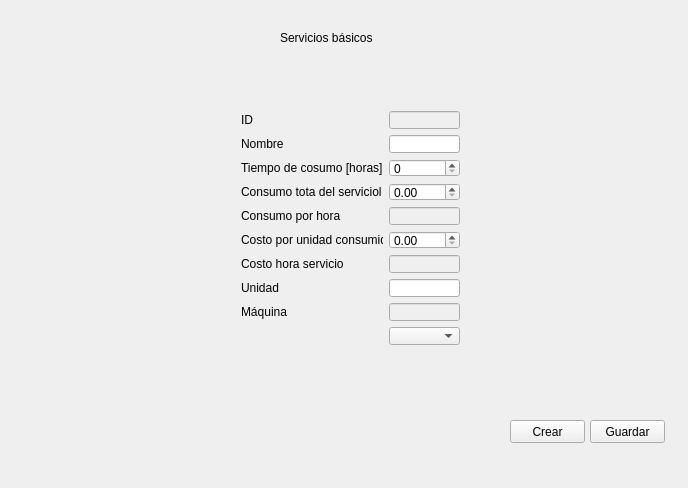
The window that cosmec/formularioservicios.ui (Exxu/cosmec-si) describes before a commit, drawn with Qt 5.
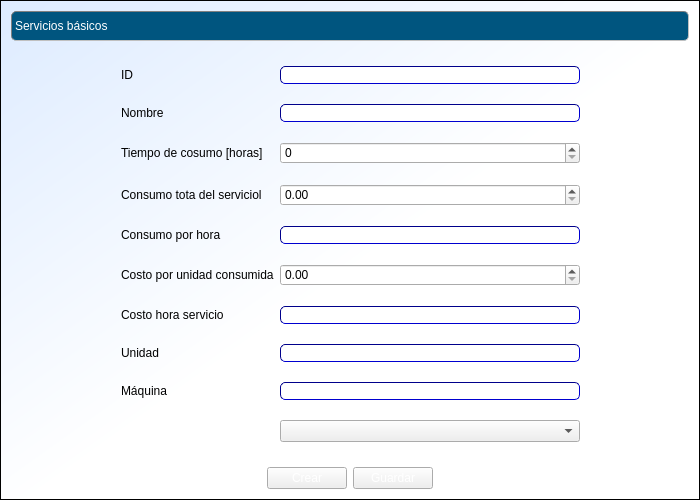
The same window after the commit.

Commit message: formularios actualizados

Diff of the .ui file:
```diff
--- a/cosmec/formularioservicios.ui
+++ b/cosmec/formularioservicios.ui
@@ -6,36 +6,104 @@
    <rect>
     <x>0</x>
     <y>0</y>
-    <width>688</width>
-    <height>488</height>
+    <width>700</width>
+    <height>500</height>
    </rect>
   </property>
   <property name="windowTitle">
    <string>formularioServicios</string>
   </property>
+  <property name="styleSheet">
+   <string notr="true">QWidget#formularioServicios{
+background:qlineargradient(spread:pad, x1:0, y1:0, x2:1, y2:1, stop:0 rgba(221, 235, 255, 255), stop:0.522727 rgba(255, 255, 255, 255));
+border: 1px solid black;
+}
+.QFrame {
+ border: 1px inset gray;
+ border-radius: 5px;
+ background:  transparent;
+}
+QLabel#label {/*titulos de pág*/
+border: 1px inset gray;
+ border-radius: 5px;
+font: bold 12pt &quot;Calibri&quot;;
+background:rgb(0, 85, 127);
+color:white;
+qproperty-alignment: AlignCenter
+}
+QLabel#label_11 {/*foto*/
+border: 1px inset gray;
+qproperty-alignment: AlignCenter
+}
+QLabel{
+border: 0px;
+font: 11pt &quot;Arial&quot;;
+background: transparent;
+}
+.QPushButton {
+background: qlineargradient(
+  x1:0, y1:0, x2:0, y2:1,
+  stop:0 #68778e,
+  stop: 0.4 #5c637d
+  stop: 0.5 #717990,
+  stop:1 #bec1d2
+ );
+ color: white;
+}
+QLineEdit {
+     border: 1px inset darkblue;
+     border-radius: 5px;
+     background:white;
+     selection-background-color: darkgray;
+ }</string>
+  </property>
+  <layout class="QVBoxLayout" name="verticalLayout">
+   <item>
   <widget class="QLabel" name="label">
-   <property name="geometry">
-    <rect>
-     <x>280</x>
-     <y>30</y>
-     <width>151</width>
-     <height>16</height>
-    </rect>
+     <property name="minimumSize">
+      <size>
+       <width>0</width>
+       <height>30</height>
+      </size>
    </property>
    <property name="text">
     <string>Servicios básicos</string>
    </property>
   </widget>
-  <widget class="QWidget" name="formLayoutWidget">
-   <property name="geometry">
-    <rect>
-     <x>230</x>
-     <y>100</y>
-     <width>241</width>
-     <height>256</height>
-    </rect>
-   </property>
+   </item>
+   <item>
+    <spacer name="verticalSpacer_2">
+     <property name="orientation">
+      <enum>Qt::Vertical</enum>
+     </property>
+     <property name="sizeHint" stdset="0">
+      <size>
+       <width>20</width>
+       <height>40</height>
+      </size>
+     </property>
+    </spacer>
+   </item>
+   <item>
+    <layout class="QHBoxLayout" name="horizontalLayout_2">
+     <item>
+      <spacer name="horizontalSpacer">
+       <property name="orientation">
+        <enum>Qt::Horizontal</enum>
+       </property>
+       <property name="sizeHint" stdset="0">
+        <size>
+         <width>40</width>
+         <height>20</height>
+        </size>
+       </property>
+      </spacer>
+     </item>
+     <item>
    <layout class="QFormLayout" name="formLayout">
+       <property name="verticalSpacing">
+        <number>20</number>
+       </property>
     <item row="0" column="0">
      <widget class="QLabel" name="label_2">
       <property name="text">
@@ -83,6 +151,12 @@
       <property name="enabled">
        <bool>false</bool>
       </property>
+         <property name="minimumSize">
+          <size>
+           <width>300</width>
+           <height>0</height>
+          </size>
+         </property>
      </widget>
     </item>
     <item row="1" column="1">
@@ -158,33 +232,97 @@
      <widget class="QComboBox" name="comboBox"/>
     </item>
    </layout>
-  </widget>
+     </item>
+     <item>
+      <spacer name="horizontalSpacer_4">
+       <property name="orientation">
+        <enum>Qt::Horizontal</enum>
+       </property>
+       <property name="sizeHint" stdset="0">
+        <size>
+         <width>40</width>
+         <height>20</height>
+        </size>
+       </property>
+      </spacer>
+     </item>
+    </layout>
+   </item>
+   <item>
+    <spacer name="verticalSpacer_3">
+     <property name="orientation">
+      <enum>Qt::Vertical</enum>
+     </property>
+     <property name="sizeHint" stdset="0">
+      <size>
+       <width>20</width>
+       <height>40</height>
+      </size>
+     </property>
+    </spacer>
+   </item>
+   <item>
+    <layout class="QHBoxLayout" name="horizontalLayout_3">
+     <item>
+      <spacer name="horizontalSpacer_2">
+       <property name="orientation">
+        <enum>Qt::Horizontal</enum>
+       </property>
+       <property name="sizeHint" stdset="0">
+        <size>
+         <width>40</width>
+         <height>20</height>
+        </size>
+       </property>
+      </spacer>
+     </item>
+     <item>
+      <layout class="QHBoxLayout" name="horizontalLayout">
+       <item>
   <widget class="QPushButton" name="pushButton">
-   <property name="geometry">
-    <rect>
-     <x>510</x>
-     <y>420</y>
-     <width>75</width>
-     <height>23</height>
-    </rect>
-   </property>
    <property name="text">
     <string>Crear</string>
    </property>
   </widget>
+       </item>
+       <item>
   <widget class="QPushButton" name="pushButton_2">
-   <property name="geometry">
-    <rect>
-     <x>590</x>
-     <y>420</y>
-     <width>75</width>
-     <height>23</height>
-    </rect>
-   </property>
    <property name="text">
     <string>Guardar</string>
    </property>
   </widget>
+       </item>
+      </layout>
+     </item>
+     <item>
+      <spacer name="horizontalSpacer_3">
+       <property name="orientation">
+        <enum>Qt::Horizontal</enum>
+       </property>
+       <property name="sizeHint" stdset="0">
+        <size>
+         <width>40</width>
+         <height>20</height>
+        </size>
+       </property>
+      </spacer>
+     </item>
+    </layout>
+   </item>
+   <item>
+    <spacer name="verticalSpacer">
+     <property name="orientation">
+      <enum>Qt::Vertical</enum>
+     </property>
+     <property name="sizeHint" stdset="0">
+      <size>
+       <width>20</width>
+       <height>20</height>
+      </size>
+     </property>
+    </spacer>
+   </item>
+  </layout>
  </widget>
  <layoutdefault spacing="6" margin="11"/>
  <resources/>
```
Lines whose indentation alone changed are shown as unchanged. The commit also changes 25 other files.
